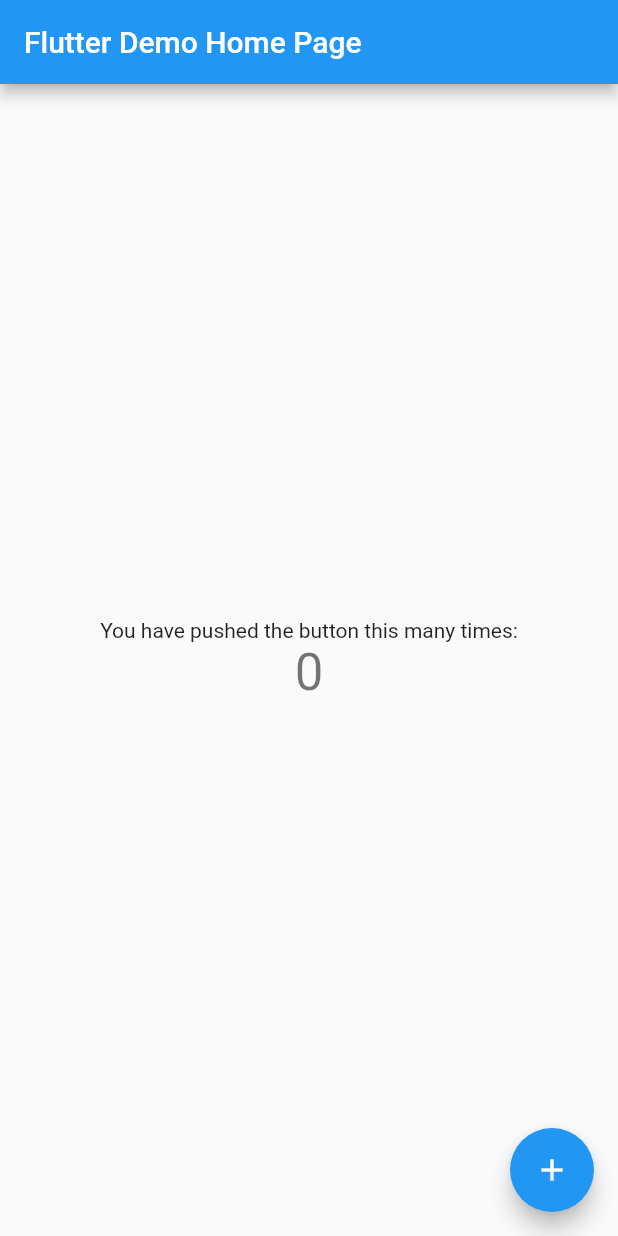
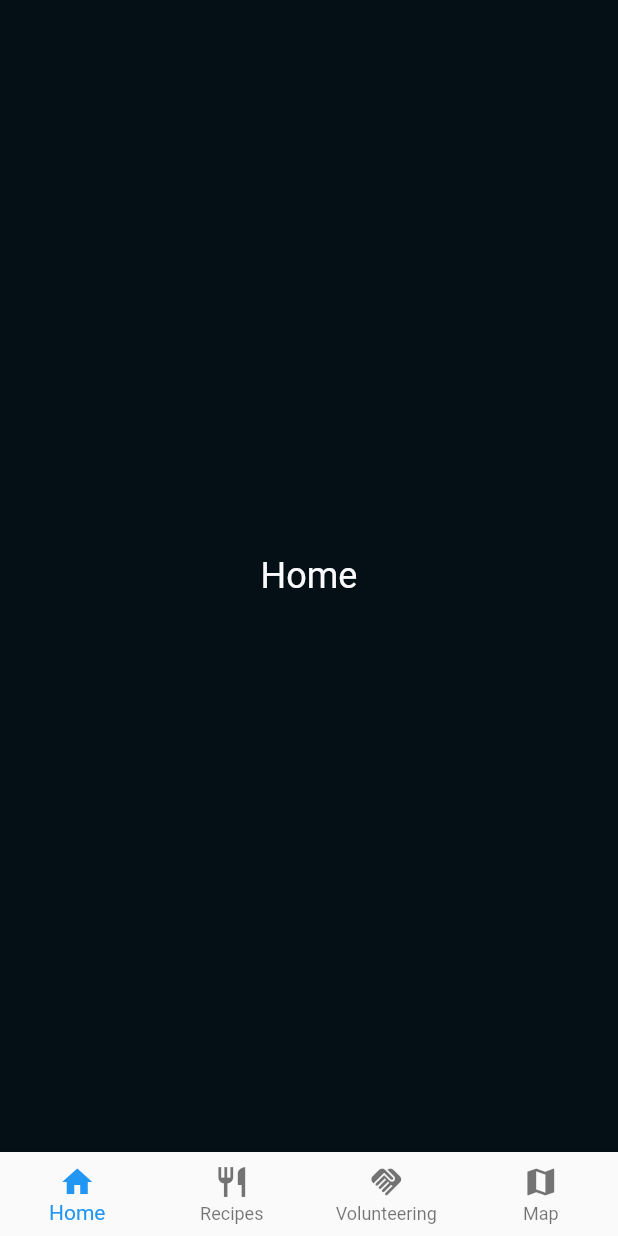
Before and after one commit to shivam-909/mckinsey-digital-2022, a Flutter app: the screen it shows after launch, on a phone screen of 412 x 824 dp. Run offline on Flutter 3.47's test engine with Material 2 defaults, Android fonts, the phone set to English and light mode, and no system bars.

Commit message:
added bottom navigation bar

```diff
--- a/frontend/lib/main.dart
+++ b/frontend/lib/main.dart
@@ -1,4 +1,5 @@
 import 'package:flutter/material.dart';
+import 'package:frontend/screens/bottomnavwrapper.dart';
 
 void main() {
   runApp(const MyApp());
@@ -24,92 +25,8 @@ class MyApp extends StatelessWidget {
         // is not restarted.
         primarySwatch: Colors.blue,
       ),
-      home: const MyHomePage(title: 'Flutter Demo Home Page'),
+      home: BottomNavWrapper(),
+      // home: const MyHomePage(title: 'Flutter Demo Home Page'),
     );
   }
 }
-
-class MyHomePage extends StatefulWidget {
-  const MyHomePage({Key? key, required this.title}) : super(key: key);
-
-  // This widget is the home page of your application. It is stateful, meaning
-  // that it has a State object (defined below) that contains fields that affect
-  // how it looks.
-
-  // This class is the configuration for the state. It holds the values (in this
-  // case the title) provided by the parent (in this case the App widget) and
-  // used by the build method of the State. Fields in a Widget subclass are
-  // always marked "final".
-
-  final String title;
-
-  @override
-  State<MyHomePage> createState() => _MyHomePageState();
-}
-
-class _MyHomePageState extends State<MyHomePage> {
-  int _counter = 0;
-
-  void _incrementCounter() {
-    setState(() {
-      // This call to setState tells the Flutter framework that something has
-      // changed in this State, which causes it to rerun the build method below
-      // so that the display can reflect the updated values. If we changed
-      // _counter without calling setState(), then the build method would not be
-      // called again, and so nothing would appear to happen.
-      _counter++;
-    });
-  }
-
-  @override
-  Widget build(BuildContext context) {
-    // This method is rerun every time setState is called, for instance as done
-    // by the _incrementCounter method above.
-    //
-    // The Flutter framework has been optimized to make rerunning build methods
-    // fast, so that you can just rebuild anything that needs updating rather
-    // than having to individually change instances of widgets.
-    return Scaffold(
-      appBar: AppBar(
-        // Here we take the value from the MyHomePage object that was created by
-        // the App.build method, and use it to set our appbar title.
-        title: Text(widget.title),
-      ),
-      body: Center(
-        // Center is a layout widget. It takes a single child and positions it
-        // in the middle of the parent.
-        child: Column(
-          // Column is also a layout widget. It takes a list of children and
-          // arranges them vertically. By default, it sizes itself to fit its
-          // children horizontally, and tries to be as tall as its parent.
-          //
-          // Invoke "debug painting" (press "p" in the console, choose the
-          // "Toggle Debug Paint" action from the Flutter Inspector in Android
-          // Studio, or the "Toggle Debug Paint" command in Visual Studio Code)
-          // to see the wireframe for each widget.
-          //
-          // Column has various properties to control how it sizes itself and
-          // how it positions its children. Here we use mainAxisAlignment to
-          // center the children vertically; the main axis here is the vertical
-          // axis because Columns are vertical (the cross axis would be
-          // horizontal).
-          mainAxisAlignment: MainAxisAlignment.center,
-          children: <Widget>[
-            const Text(
-              'You have pushed the button this many times:',
-            ),
-            Text(
-              '$_counter',
-              style: Theme.of(context).textTheme.headline4,
-            ),
-          ],
-        ),
-      ),
-      floatingActionButton: FloatingActionButton(
-        onPressed: _incrementCounter,
-        tooltip: 'Increment',
-        child: const Icon(Icons.add),
-      ), // This trailing comma makes auto-formatting nicer for build methods.
-    );
-  }
-}
--- /dev/null
+++ b/frontend/lib/screens/bottomnavwrapper.dart
@@ -0,0 +1,75 @@
+import 'package:flutter/material.dart';
+import 'package:frontend/screens/home.dart';
+import 'package:frontend/util/palette.dart';
+
+class BottomNavWrapper extends StatefulWidget {
+  const BottomNavWrapper({super.key});
+
+  @override
+  State<BottomNavWrapper> createState() => _BottomNavWrapperState();
+}
+
+class _BottomNavWrapperState extends State<BottomNavWrapper> {
+  TextStyle optionStyle =
+      const TextStyle(fontSize: 30, fontWeight: FontWeight.bold);
+
+  List<BottomNavigationBarItem> items = const <BottomNavigationBarItem>[
+    BottomNavigationBarItem(
+      icon: Icon(Icons.home),
+      label: 'Home',
+      backgroundColor: Colors.red,
+    ),
+    BottomNavigationBarItem(
+      icon: Icon(Icons.restaurant),
+      label: 'Recipes',
+      backgroundColor: Colors.red,
+    ),
+    BottomNavigationBarItem(
+      icon: Icon(Icons.handshake),
+      label: 'Volunteering',
+      backgroundColor: Colors.red,
+    ),
+    BottomNavigationBarItem(
+      icon: Icon(Icons.map),
+      label: 'Map',
+      backgroundColor: Colors.red,
+    ),
+  ];
+
+  int _selectedIndex = 0;
+
+  late Map<int, Widget> bodyContents = {
+    // 0: const Home(),
+    0: placeholder("Home"),
+    1: placeholder("Recipies"),
+    2: placeholder("Volunteering"),
+    3: placeholder("Map")
+  };
+
+  void _onItemTapped(int index) {
+    setState(() {
+      _selectedIndex = index;
+    });
+  }
+
+  @override
+  Widget build(BuildContext context) {
+    return Scaffold(
+        backgroundColor: Palette.background,
+        body: bodyContents[_selectedIndex],
+        bottomNavigationBar: BottomNavigationBar(
+          currentIndex: _selectedIndex,
+          showUnselectedLabels: true,
+          type: BottomNavigationBarType.fixed,
+          items: items,
+          onTap: (index) => _onItemTapped(index),
+        ));
+  }
+
+  placeholder(String val) => Center(
+        child: Text(
+          val,
+          style: TextStyle(fontSize: 24, color: Palette.highEmphasis),
+        ),
+      );
+}
--- /dev/null
+++ b/frontend/lib/screens/home.dart
@@ -0,0 +1,15 @@
+import 'package:flutter/material.dart';
+
+class Home extends StatefulWidget {
+  const Home({super.key});
+
+  @override
+  State<Home> createState() => _HomeState();
+}
+
+class _HomeState extends State<Home> {
+  @override
+  Widget build(BuildContext context) {
+    return Container();
+  }
+}
--- /dev/null
+++ b/frontend/lib/util/palette.dart
@@ -0,0 +1,9 @@
+import 'package:flutter/material.dart';
+
+class Palette {
+  static final Color primary = const Color(0xff0B4F6C);
+  static final Color secondary = const Color(0xff01BAEF);
+  static final Color background = const Color(0xff040F16);
+  static final Color highEmphasis = const Color(0xffFBFBFF);
+  static final Color highlight = const Color(0xffB80C09);
+}
--- a/frontend/pubspec.yaml
+++ b/frontend/pubspec.yaml
@@ -3,7 +3,7 @@ description: A new Flutter project.
 
 # The following line prevents the package from being accidentally published to
 # pub.dev using `flutter pub publish`. This is preferred for private packages.
-publish_to: 'none' # Remove this line if you wish to publish to pub.dev
+publish_to: "none" # Remove this line if you wish to publish to pub.dev
 
 # The following defines the version and build number for your application.
 # A version number is three numbers separated by dots, like 1.2.43
@@ -30,7 +30,6 @@ dependencies:
   flutter:
     sdk: flutter
 
-
   # The following adds the Cupertino Icons font to your application.
   # Use with the CupertinoIcons class for iOS style icons.
   cupertino_icons: ^1.0.2
@@ -51,7 +50,6 @@ dev_dependencies:
 
 # The following section is specific to Flutter packages.
 flutter:
-
   # The following line ensures that the Material Icons font is
   # included with your application, so that you can use the icons in
   # the material Icons class.
```
Also changed, not shown: frontend/lib/models/household.dart (added), frontend/lib/models/user.dart (added).
